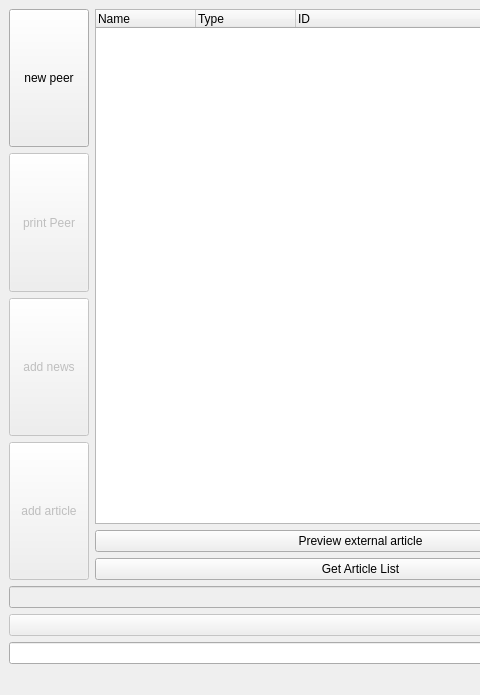
Old version of the form mainwindow.ui in the repository medvecm98/bp_program; both pictures show x 0 to 480 and y 0 to 695 of the 1172 by 695 pixel window.
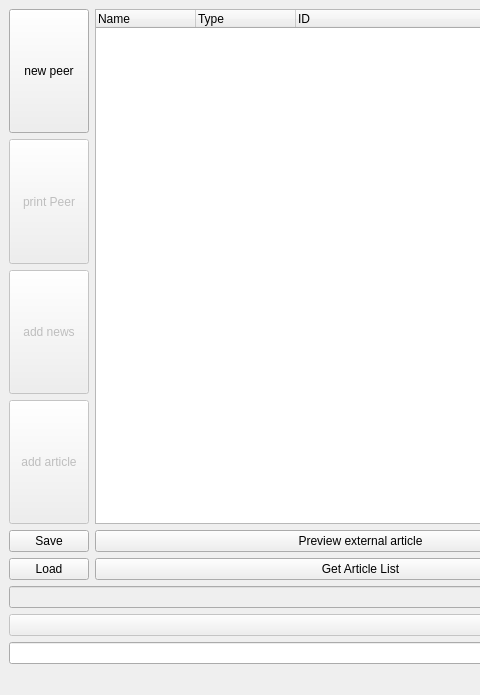
New version of the form.

Patch:
```diff
--- a/mainwindow.ui
+++ b/mainwindow.ui
@@ -153,6 +153,20 @@
           </property>
          </widget>
         </item>
+        <item>
+         <widget class="QPushButton" name="pushButton_save">
+          <property name="text">
+           <string>Save</string>
+          </property>
+         </widget>
+        </item>
+        <item>
+         <widget class="QPushButton" name="pushButton_load">
+          <property name="text">
+           <string>Load</string>
+          </property>
+         </widget>
+        </item>
        </layout>
       </item>
       <item row="10" column="3" rowspan="2">
```
Left out of the diff: 2 changed lines with no effect on the pictures.
